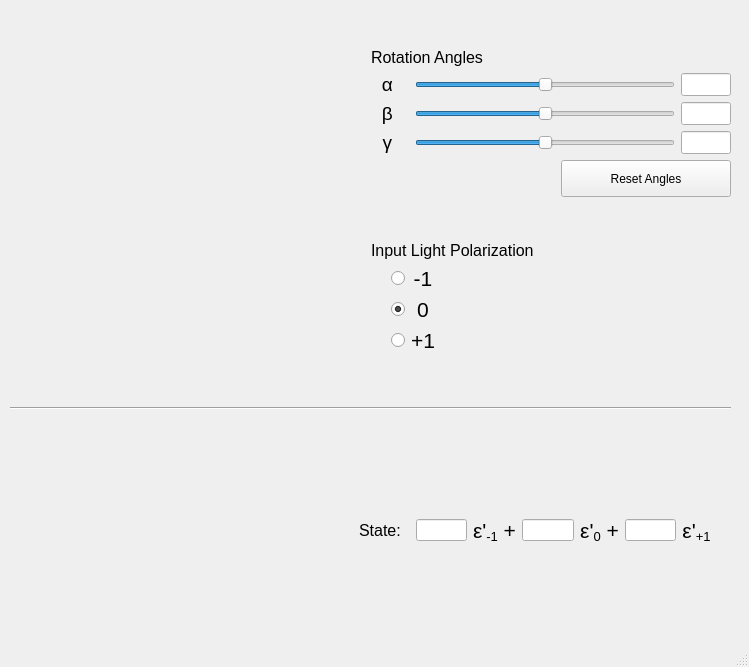
Above: Visualizer.ui from bdsmith147/PolarizationRotationVisualizer before the change. Below: the same form after it.
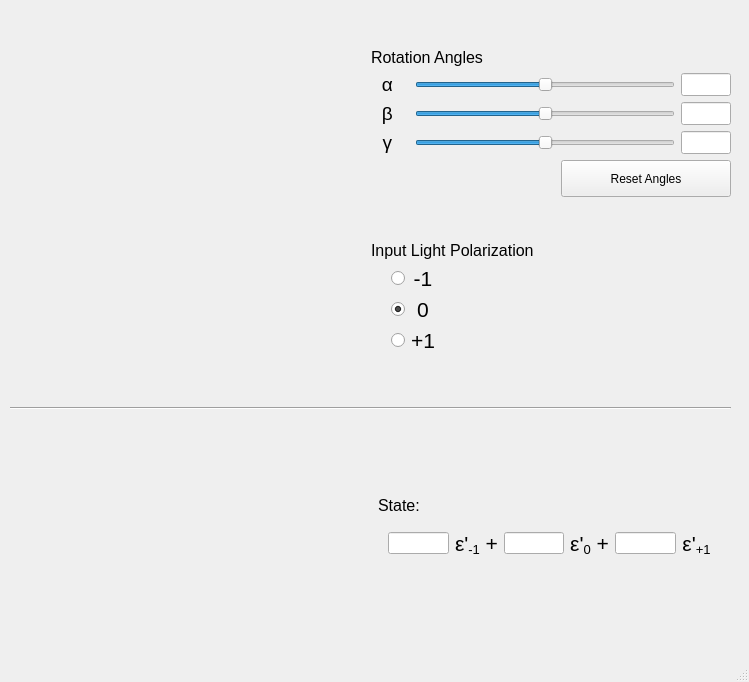
That is the form after the change.

Commit message: Local commit. Not sure what it is.

Diff of the .ui file:
```diff
--- a/Visualizer.ui
+++ b/Visualizer.ui
@@ -7,7 +7,7 @@
     <x>0</x>
     <y>0</y>
     <width>749</width>
-    <height>667</height>
+    <height>682</height>
    </rect>
   </property>
   <property name="windowTitle">
@@ -510,6 +510,51 @@
          </property>
         </spacer>
        </item>
+       <item>
+        <layout class="QHBoxLayout" name="horizontalLayout_4">
+         <item>
+          <spacer name="horizontalSpacer_8">
+           <property name="orientation">
+            <enum>Qt::Horizontal</enum>
+           </property>
+           <property name="sizeType">
+            <enum>QSizePolicy::Maximum</enum>
+           </property>
+           <property name="sizeHint" stdset="0">
+            <size>
+             <width>10</width>
+             <height>20</height>
+            </size>
+           </property>
+          </spacer>
+         </item>
+         <item>
+          <widget class="QLabel" name="label_4">
+           <property name="font">
+            <font>
+             <pointsize>12</pointsize>
+            </font>
+           </property>
+           <property name="text">
+            <string>State:  </string>
+           </property>
+          </widget>
+         </item>
+         <item>
+          <spacer name="horizontalSpacer_9">
+           <property name="orientation">
+            <enum>Qt::Horizontal</enum>
+           </property>
+           <property name="sizeHint" stdset="0">
+            <size>
+             <width>40</width>
+             <height>20</height>
+            </size>
+           </property>
+          </spacer>
+         </item>
+        </layout>
+       </item>
        <item>
         <layout class="QHBoxLayout" name="horizontalLayout_3">
          <property name="leftMargin">
@@ -524,18 +569,6 @@
          <property name="bottomMargin">
           <number>10</number>
          </property>
-         <item>
-          <widget class="QLabel" name="label_4">
-           <property name="font">
-            <font>
-             <pointsize>12</pointsize>
-            </font>
-           </property>
-           <property name="text">
-            <string>State:  </string>
-           </property>
-          </widget>
-         </item>
          <item>
           <widget class="QLineEdit" name="negativeLineEdit"/>
          </item>
```
Left out of the diff: 9 changed lines with no effect on the pictures. The commit also changes 1 other file.
